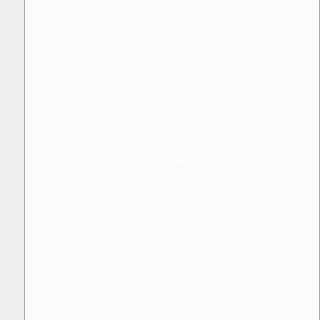
This is src/tools/customwidgets/calldialog_base.ui in AlekSi/Jabbin as Qt 5 draws it before an edit; both pictures show x 0 to 320 and y 112 to 432 of the 320 by 721 pixel window. The edited form follows.
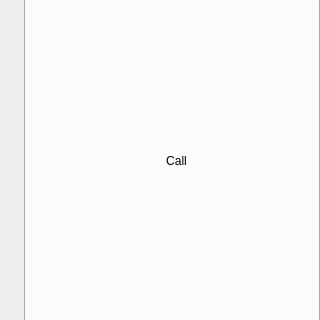
This is the edited form. The open tabs and pages were chosen to show the change. Icons and pictures are not drawn. Custom widgets are drawn as their Qt base class.

The edit to the form file:
```diff
--- a/src/tools/customwidgets/calldialog_base.ui
+++ b/src/tools/customwidgets/calldialog_base.ui
@@ -162,36 +162,10 @@
                 <widget class="QPushButton" name="buttonCall" >
                  <property name="minimumSize" >
                   <size>
-                   <width>93</width>
-                   <height>29</height>
+                   <width>97</width>
+                   <height>31</height>
                   </size>
                  </property>
-                 <property name="styleSheet" >
-                  <string notr="true" >QPushButton {
-   color: white;
-   border-image: url(:/images/pushbutton/green/pushbutton.png) 12px 11px 12px 10px;
-   border-width: 0px 11px 0px 10px;
-   min-width: 4em;
-   min-height: 1.5em;
-}
-
-QPushButton:disabled {
-   color: white;
-}
-
-QPushButton:hover {
-   border-image: url(:/images/pushbutton/green/pushbutton_hover.png) 12px 11px 12px 10px;
-}
-
-QPushButton:focus {
-   border-image: url(:/images/pushbutton/green/pushbutton_focus.png) 12px 11px 12px 10px;
-}
-
-QPushButton:pressed {
-   border-image: url(:/images/pushbutton/green/pushbutton_pressed.png) 12px 11px 12px 10px;
-}
-</string>
-                 </property>
                  <property name="text" >
                   <string>Call</string>
                  </property>
```
Left out of the diff: 7 changed lines with no effect on the pictures.
